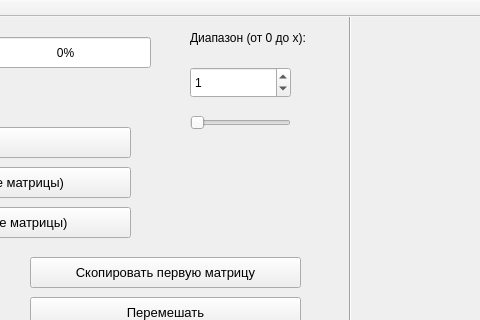
Before: the Qt Designer form ui/mainwindow.ui in fullincome/GraphMorphism, drawn with Qt 5; both pictures show x 310 to 790 and y 0 to 320 of the 1355 by 799 pixel window.
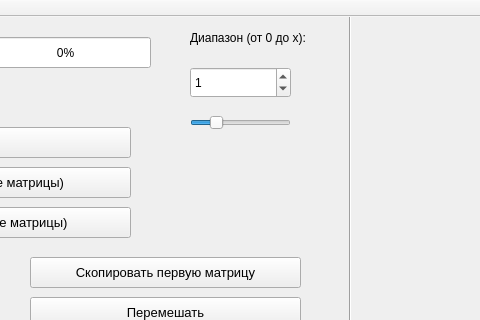
After: the same form once the commit is applied. Custom widgets are drawn as their Qt base class.

Commit message: fix: valence limit = 9

Patch:
```diff
--- a/ui/mainwindow.ui
+++ b/ui/mainwindow.ui
@@ -308,10 +308,10 @@
      </rect>
     </property>
     <property name="minimum">
-     <number>2</number>
+     <number>0</number>
     </property>
     <property name="maximum">
-     <number>450</number>
+     <number>9</number>
     </property>
     <property name="value">
      <number>2</number>
```
Left out of the diff: 4 changed lines with no effect on the pictures. The commit also changes 2 other files.
